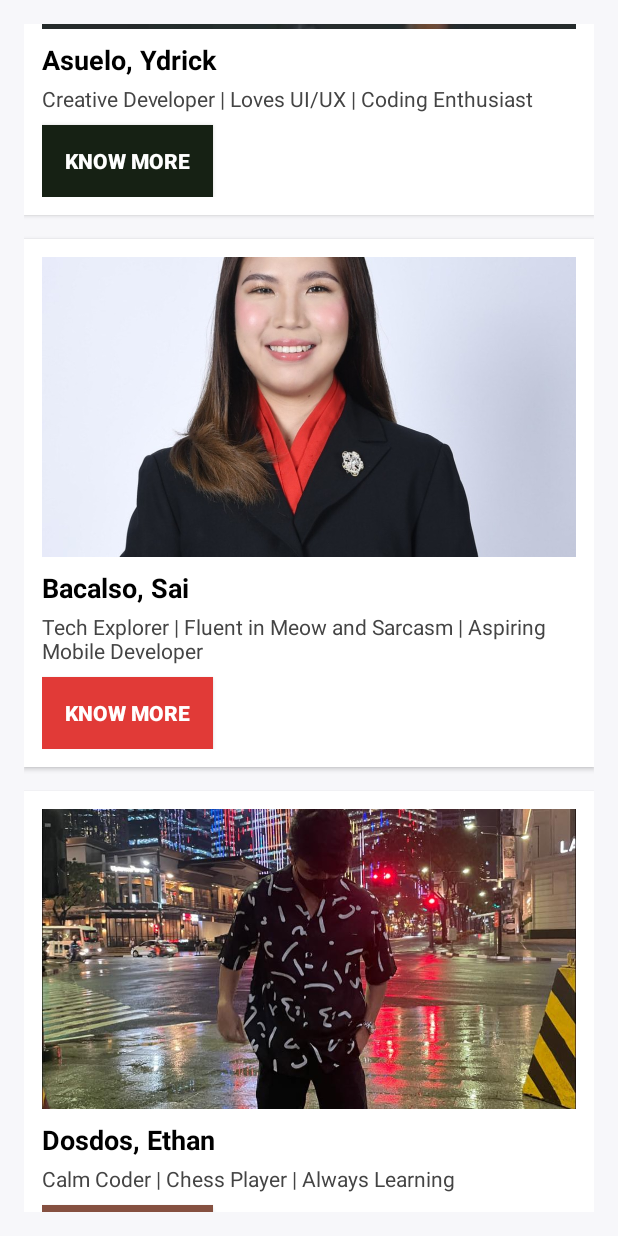
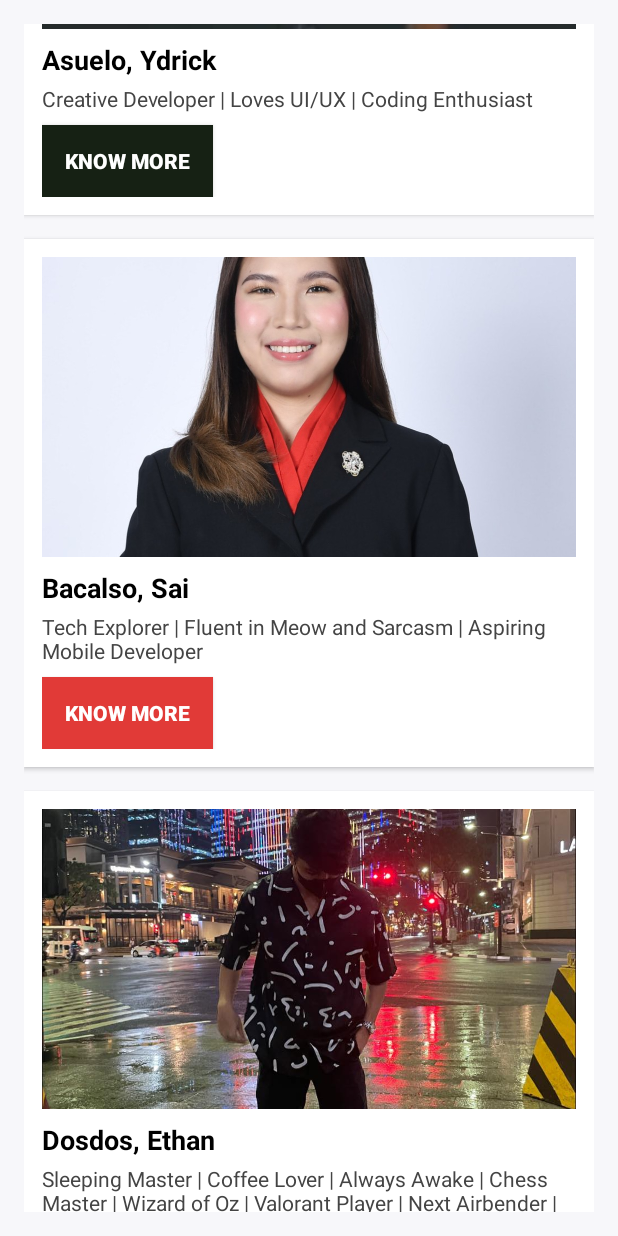
Before and after one commit to SandyLMCD/itcc41-final-about-me-app, an Android app built with Jetpack Compose: the screen it shows after launch (MainActivity), scrolled down 576 dp, on a phone screen of 412 x 824 dp. Run offline under Robolectric (Android 15) with nearby library versions, the phone set to English and light mode, and no system bars.

Commit message:
hinokami kagura

```diff
--- a/app/src/main/res/values/strings.xml
+++ b/app/src/main/res/values/strings.xml
@@ -23,8 +23,8 @@
     <string name="bacalso_sai_name_old">Sai Bacalso | Click For More</string>
     <string name="sai_description_old">This is a short description about Sai</string>
 
-    <string name="ethan_name">Dosdos, Ethan</string>
-    <string name="ethan_info">Calm Coder | Chess Player | Always Learning</string>
+    <string name="ethan_name">Dosdos, Ethan </string>
+    <string name="ethan_info">Sleeping Master | Coffee Lover | Always Awake | Chess Master | Wizard of Oz | Valorant Player | Next Airbender | Wind Hashira | Fire Hashira | Hinokami Kagura |</string>
     <string name="ethan_description">Ethan approaches complex challenges with a calm and methodical perspective, much like a chess grandmaster. His commitment to continuous learning ensures he masters new technologies quickly and reliably.</string>
     <string name="ethan_dosdos_name_old">Ethan Dosdos | Click For More</string>
     <string name="ethan_description_old">This is a short description about Ethan</string>
```
